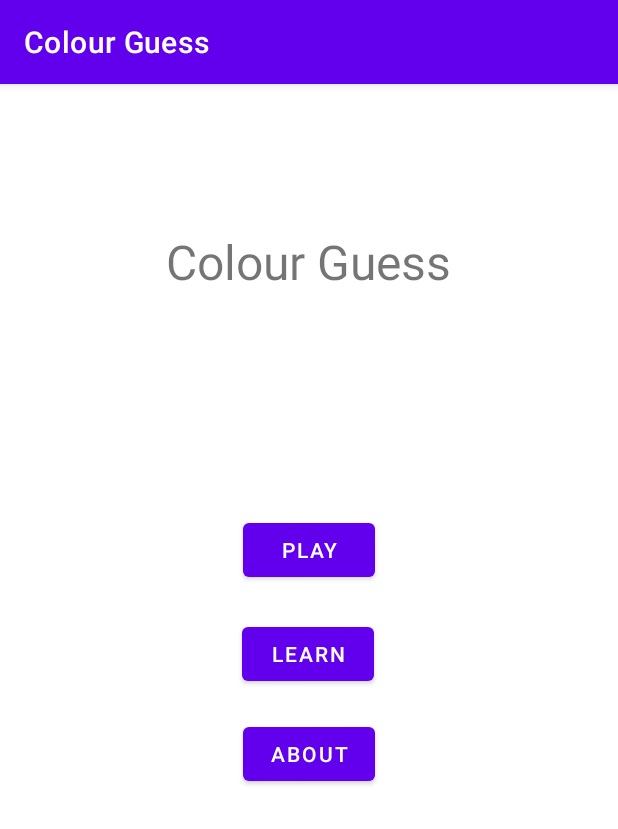
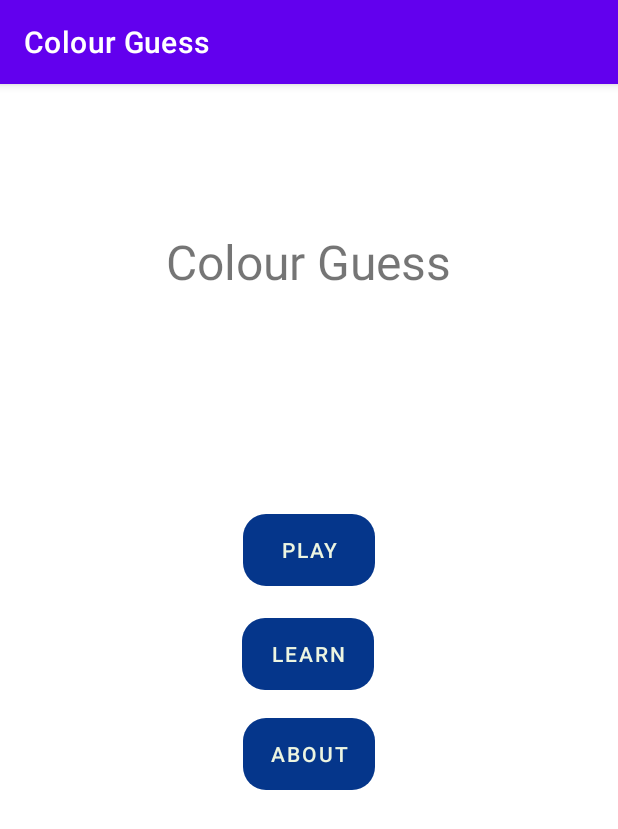
Before and after one commit to Laptop-Salad/ColorGuess, an Android app: the screen it shows after launch (MainActivity), on a phone screen of 412 x 824 dp. Shown: the top 829 px of the screen. Run offline under Robolectric (Android 15) with nearby library versions, the phone set to English and light mode, and no system bars.

Commit message:
enhanced buttons

```diff
--- a/app/src/main/java/com/example/color_guess/playActivity.kt
+++ b/app/src/main/java/com/example/color_guess/playActivity.kt
@@ -25,12 +25,12 @@ class playActivity : AppCompatActivity() {
         val doneBtn = binding.doneButton
         val nextBtn = binding.playNext
 
-        doneBtn.setOnClickListener(){
+        doneBtn.setOnClickListener{
             intent = Intent(this, MainActivity::class.java)
             startActivity(intent)
         }
 
-        nextBtn.setOnClickListener(){
+        nextBtn.setOnClickListener{
             checkAnswer()
         }
     }
--- /dev/null
+++ b/app/src/main/res/drawable/buttons.xml
@@ -0,0 +1,8 @@
+<?xml version="1.0" encoding="utf-8"?>
+<selector xmlns:android="http://schemas.android.com/apk/res/android" >
+    <item>
+        <shape android:shape="rectangle">
+            <corners android:radius="15dp" />
+        </shape>
+    </item>
+</selector>
--- a/app/src/main/res/layout/activity_about.xml
+++ b/app/src/main/res/layout/activity_about.xml
@@ -12,7 +12,10 @@
         android:layout_height="wrap_content"
         android:layout_marginStart="16dp"
         android:layout_marginTop="16dp"
+        android:background="@drawable/buttons"
         android:text="@string/back"
+        android:textColor="#EDF5E1"
+        app:backgroundTint="@color/dark_blue"
         app:layout_constraintStart_toStartOf="parent"
         app:layout_constraintTop_toTopOf="parent" />
 
--- a/app/src/main/res/layout/activity_learn.xml
+++ b/app/src/main/res/layout/activity_learn.xml
@@ -35,6 +35,9 @@
         android:layout_height="wrap_content"
         android:layout_marginTop="30dp"
         android:text="@string/next"
+        android:textColor="@color/white_200"
+        android:background="@drawable/buttons"
+        app:backgroundTint="@color/dark_blue"
         app:layout_constraintEnd_toEndOf="parent"
         app:layout_constraintStart_toStartOf="parent"
         app:layout_constraintTop_toBottomOf="@+id/learntext" />
@@ -45,7 +48,10 @@
         android:layout_height="wrap_content"
         android:layout_marginTop="12dp"
         android:text="@string/back"
+        android:textColor="@color/white_200"
+        android:background="@drawable/buttons"
         app:layout_constraintEnd_toEndOf="parent"
+        app:backgroundTint="@color/dark_blue"
         app:layout_constraintHorizontal_bias="0.507"
         app:layout_constraintStart_toStartOf="parent"
         app:layout_constraintTop_toTopOf="parent" />
--- a/app/src/main/res/layout/activity_main.xml
+++ b/app/src/main/res/layout/activity_main.xml
@@ -24,6 +24,9 @@
         android:layout_width="wrap_content"
         android:layout_height="wrap_content"
         android:text="@string/play"
+        android:textColor="@color/white_200"
+        android:background="@drawable/buttons"
+        app:backgroundTint="@color/dark_blue"
         app:layout_constraintBottom_toBottomOf="parent"
         app:layout_constraintEnd_toEndOf="parent"
         app:layout_constraintStart_toStartOf="parent"
@@ -35,18 +38,25 @@
         android:layout_width="wrap_content"
         android:layout_height="wrap_content"
         android:text="@string/learn"
+        android:background="@drawable/buttons"
+        android:textColor="@color/white_200"
+        app:backgroundTint="@color/dark_blue"
         app:layout_constraintBottom_toBottomOf="parent"
         app:layout_constraintEnd_toEndOf="parent"
         app:layout_constraintHorizontal_bias="0.498"
         app:layout_constraintStart_toStartOf="parent"
         app:layout_constraintTop_toBottomOf="@+id/play_button"
-        app:layout_constraintVertical_bias="0.055" />
+        app:layout_constraintVertical_bias="0.055"
+        />
 
     <Button
         android:id="@+id/about_button"
         android:layout_width="wrap_content"
         android:layout_height="wrap_content"
         android:text="@string/about"
+        android:background="@drawable/buttons"
+        android:textColor="@color/white_200"
+        app:backgroundTint="@color/dark_blue"
         app:layout_constraintBottom_toBottomOf="parent"
         app:layout_constraintEnd_toEndOf="parent"
         app:layout_constraintStart_toStartOf="parent"
--- a/app/src/main/res/layout/activity_play.xml
+++ b/app/src/main/res/layout/activity_play.xml
@@ -39,6 +39,9 @@
         android:layout_marginStart="16dp"
         android:layout_marginTop="16dp"
         android:text="@string/done"
+        android:background="@drawable/buttons"
+        android:textColor="@color/white_200"
+        app:backgroundTint="@color/dark_blue"
         app:layout_constraintStart_toStartOf="parent"
         app:layout_constraintTop_toTopOf="parent" />
 
@@ -49,6 +52,9 @@
         android:layout_marginTop="16dp"
         android:layout_marginEnd="16dp"
         android:text="@string/next"
+        android:background="@drawable/buttons"
+        android:textColor="@color/white_200"
+        app:backgroundTint="@color/dark_blue"
         app:layout_constraintEnd_toEndOf="parent"
         app:layout_constraintHorizontal_bias="1.0"
         app:layout_constraintStart_toEndOf="@+id/doneButton"
--- a/app/src/main/res/layout/activity_score.xml
+++ b/app/src/main/res/layout/activity_score.xml
@@ -4,7 +4,7 @@
     xmlns:tools="http://schemas.android.com/tools"
     android:layout_width="match_parent"
     android:layout_height="match_parent"
-    tools:context=".scoreActivity">
+    tools:context=".ScoreActivity">
 
     <Button
         android:id="@+id/scoreOk"
@@ -12,6 +12,9 @@
         android:layout_height="wrap_content"
         android:layout_marginTop="60dp"
         android:text="@string/okay"
+        android:background="@drawable/buttons"
+        android:textColor="@color/white_200"
+        app:backgroundTint="@color/dark_blue"
         app:layout_constraintEnd_toEndOf="parent"
         app:layout_constraintStart_toStartOf="parent"
         app:layout_constraintTop_toBottomOf="@+id/scoreView" />
--- a/app/src/main/res/values/colors.xml
+++ b/app/src/main/res/values/colors.xml
@@ -7,4 +7,6 @@
     <color name="teal_700">#FF018786</color>
     <color name="black">#FF000000</color>
     <color name="white">#FFFFFFFF</color>
+    <color name="dark_blue">#05368B</color>
+    <color name="white_200">#EDF5E1</color>
 </resources>
```
